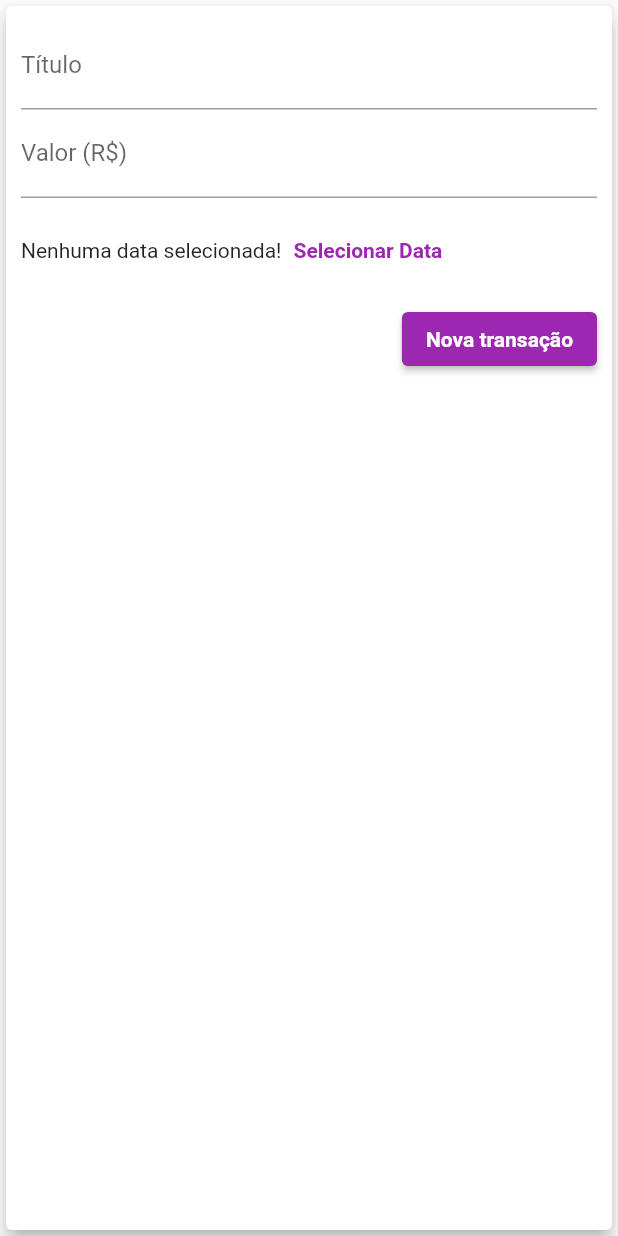
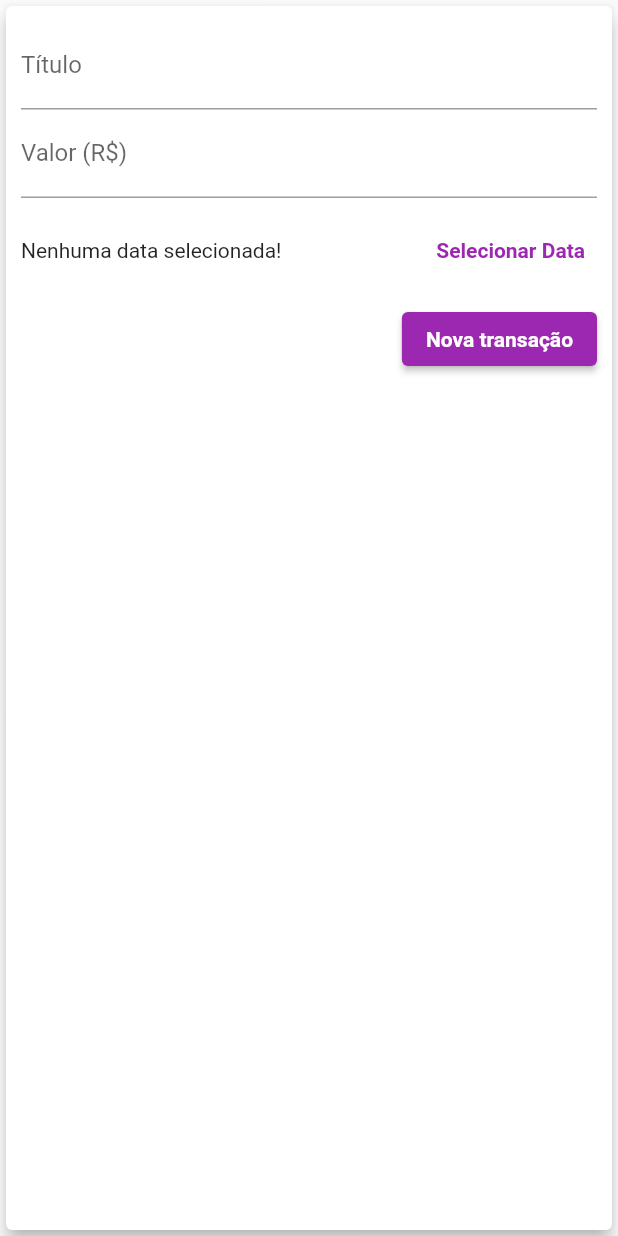
Before and after one commit to michelbaleeiro/expenses, a Flutter app: the TransactionForm widget shown alone on an empty page, opened directly with empty values, after a tap on "Nova transação", on a phone screen of 412 x 824 dp. Run offline on Flutter 3.47's test engine with Material 2 defaults, Android fonts, the phone set to English and light mode, and no system bars.

```diff
--- a/lib/components/transaction_form.dart
+++ b/lib/components/transaction_form.dart
@@ -1,4 +1,5 @@
 import 'package:flutter/material.dart';
+import 'package:intl/intl.dart';
 
 // ignore: use_key_in_widget_constructors
 class TransactionForm extends StatefulWidget {
@@ -11,18 +12,38 @@ class TransactionForm extends StatefulWidget {
 }
 
 class _TransactionFormState extends State<TransactionForm> {
-  final titleController = TextEditingController();
-  final valueController = TextEditingController();
+  final _titleController = TextEditingController();
+  final _valueController = TextEditingController();
+  DateTime? _selectedDate;
 
   _submitForm() {
-    final title = titleController.text;
-    final value = double.tryParse(valueController.text) ?? 0.0;
+    final title = _titleController.text;
+    final value = double.tryParse(_valueController.text) ?? 0.0;
 
     if (title.isEmpty || value <= 0) {
       return;
     }
 
     widget.onSubmit(title, value);
+  }
+
+  _showDatePicker() {
+    showDatePicker(
+      context: context,
+      initialDate: DateTime.now(),
+      firstDate: DateTime(2019),
+      lastDate: DateTime.now(),
+    ).then((pickedDate) {
+      if (pickedDate == null) {
+        return;
+      }
+
+      setState(() {
+        _selectedDate = pickedDate;
+      });
+
+
+    });
   }
 
   @override
@@ -35,14 +56,14 @@ class _TransactionFormState extends State<TransactionForm> {
         child: Column(
           children: [
             TextField(
-              controller: titleController,
+              controller: _titleController,
               onSubmitted: (_) => _submitForm(),
               decoration: const InputDecoration(
                 labelText: 'Título',
               ),
             ),
             TextField(
-              controller: valueController,
+              controller: _valueController,
               keyboardType:
                   const TextInputType.numberWithOptions(decimal: true),
               onSubmitted: (_) => _submitForm(),
@@ -55,7 +76,14 @@ class _TransactionFormState extends State<TransactionForm> {
               height: 70,
               child: Row(
                 children: [
-                  const Text('Nenhuma data selecionada!'),
+                  Expanded(
+                    child: Text(
+                      // ignore: unnecessary_null_comparison
+                      _selectedDate == null
+                          ? 'Nenhuma data selecionada!'
+                          : 'Data selecionada: ${DateFormat('dd/MM/y').format(_selectedDate!)}',
+                    ),
+                  ),
                   TextButton(
                     child: const Text(
                       'Selecionar Data',
@@ -63,9 +91,8 @@ class _TransactionFormState extends State<TransactionForm> {
                         fontWeight: FontWeight.bold,
                       ),
                     ),
-                    onPressed: () {},
+                    onPressed: _showDatePicker,
                   ),
-
                 ],
               ),
             ),
```
Also changed, not shown: lib/main.dart (+5 -4 lines).
